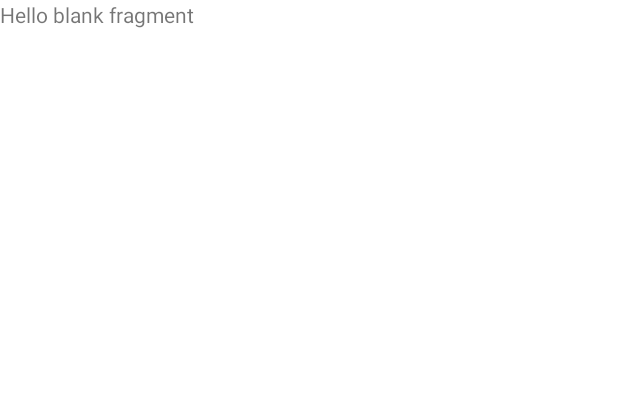
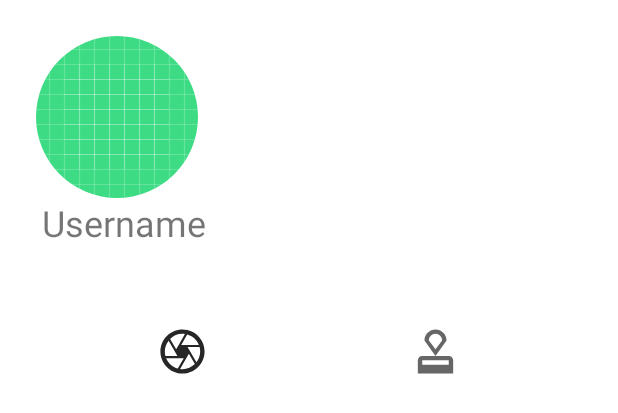
Before and after one commit to Thigraa/ShotSpot, an Android app: the layout fragment_profile.xml on its own in the app's theme, with its tools: preview values and no code run, on a phone screen of 412 x 824 dp. Shown: the top 413 px of the screen. Run offline under Robolectric (Android 15) with nearby library versions, the phone set to English and light mode, and no system bars.

Commit message:
Create all the Fragments for the ProfileFragment and The menu and navigationMenu
Add getByUserId method on Spot_CRUD and getLikes on the Like_CRUD

```diff
--- a/app/src/main/java/com/shotspot/MainActivity.java
+++ b/app/src/main/java/com/shotspot/MainActivity.java
@@ -14,6 +14,7 @@ import com.google.android.material.bottomnavigation.BottomNavigationView;
 import com.shotspot.database.DatabaseConnection;
 import com.shotspot.fragments.HomeFragment;
 import com.shotspot.fragments.LoginFragment;
+import com.shotspot.fragments.ProfileFragment;
 import com.shotspot.fragments.RegisterFragment;
 import com.shotspot.fragments.WelcomeFragment;
 import com.shotspot.helper.Encryptor;
@@ -40,7 +41,7 @@ public class MainActivity extends AppCompatActivity {
             replaceFragment(fragment);
         }
         else{
-            fragment = new HomeFragment();
+            fragment = new ProfileFragment();
             replaceFragment(fragment);
 
         }
--- /dev/null
+++ b/app/src/main/res/drawable/ic_baseline_approval_24.xml
@@ -0,0 +1,10 @@
+<vector xmlns:android="http://schemas.android.com/apk/res/android"
+    android:width="24dp"
+    android:height="24dp"
+    android:viewportWidth="24"
+    android:viewportHeight="24"
+    android:tint="?attr/colorControlNormal">
+  <path
+      android:fillColor="@android:color/white"
+      android:pathData="M4,16v6h16v-6c0,-1.1 -0.9,-2 -2,-2L6,14c-1.1,0 -2,0.9 -2,2zM18,18L6,18v-2h12v2zM12,2C9.24,2 7,4.24 7,7l5,7 5,-7c0,-2.76 -2.24,-5 -5,-5zM12,11L9,7c0,-1.66 1.34,-3 3,-3s3,1.34 3,3l-3,4z"/>
+</vector>
--- a/app/src/main/res/layout/fragment_profile.xml
+++ b/app/src/main/res/layout/fragment_profile.xml
@@ -1,14 +1,56 @@
 <?xml version="1.0" encoding="utf-8"?>
-<FrameLayout xmlns:android="http://schemas.android.com/apk/res/android"
+<RelativeLayout xmlns:android="http://schemas.android.com/apk/res/android"
     xmlns:tools="http://schemas.android.com/tools"
     android:layout_width="match_parent"
     android:layout_height="match_parent"
     tools:context=".fragments.ProfileFragment">
 
     <!-- TODO: Update blank fragment layout -->
-    <TextView
+    <LinearLayout
+        android:id="@+id/profileLayout"
         android:layout_width="match_parent"
-        android:layout_height="match_parent"
-        android:text="@string/hello_blank_fragment" />
+        android:layout_height="wrap_content"
+        android:orientation="vertical">
+        <LinearLayout
+            android:layout_width="wrap_content"
+            android:layout_height="wrap_content"
+            android:layout_marginHorizontal="24sp"
+            android:layout_marginTop="24sp"
+            android:orientation="vertical"
+            tools:ignore="UselessParent">
 
-</FrameLayout>
+            <de.hdodenhof.circleimageview.CircleImageView
+                android:id="@+id/profileUserCircleImage"
+                android:layout_width="wrap_content"
+                android:layout_height="wrap_content"
+                android:src="@drawable/ic_launcher_background"
+
+                android:minHeight="100sp"
+                android:minWidth="100sp">
+
+            </de.hdodenhof.circleimageview.CircleImageView>
+
+            <TextView
+                android:id="@+id/profileUsernameTextView"
+                android:layout_width="wrap_content"
+                android:layout_height="wrap_content"
+                android:gravity="center"
+                android:layout_marginHorizontal="4sp"
+                android:layout_marginBottom="42sp"
+                android:textSize="24sp"
+                tools:text="Username">
+
+            </TextView>
+
+        </LinearLayout>
+
+        <include layout="@layout/profile_spots_navigation"/>
+    </LinearLayout>
+    <FrameLayout
+        android:id="@+id/profileSpots"
+        android:layout_below="@id/profileLayout"
+        android:layout_width="match_parent"
+        android:layout_height="wrap_content">
+    </FrameLayout>
+
+</RelativeLayout>
--- a/app/src/main/res/layout/item_recycler_home.xml
+++ b/app/src/main/res/layout/item_recycler_home.xml
@@ -50,4 +50,5 @@
         app:setAutoPlay="false"
         app:size="10" />
 
+
 </androidx.constraintlayout.widget.ConstraintLayout>
--- /dev/null
+++ b/app/src/main/res/layout/profile_spots_navigation.xml
@@ -0,0 +1,21 @@
+<?xml version="1.0" encoding="utf-8"?>
+<androidx.constraintlayout.widget.ConstraintLayout
+    xmlns:android="http://schemas.android.com/apk/res/android"
+    xmlns:app="http://schemas.android.com/apk/res-auto"
+    android:layout_width="match_parent"
+    android:layout_height="match_parent">
+
+    <com.google.android.material.bottomnavigation.BottomNavigationView
+        android:layout_width="match_parent"
+        android:layout_height="wrap_content"
+        android:backgroundTint="?attr/bgColor"
+        app:itemIconSize="35dp"
+        app:labelVisibilityMode="unlabeled"
+        app:layout_constraintBottom_toBottomOf="parent"
+        app:layout_constraintEnd_toEndOf="parent"
+        app:layout_constraintStart_toStartOf="parent"
+        app:menu="@menu/profile_spot_navigation_menu">
+
+    </com.google.android.material.bottomnavigation.BottomNavigationView>
+
+</androidx.constraintlayout.widget.ConstraintLayout>
--- /dev/null
+++ b/app/src/main/res/menu/profile_spot_navigation_menu.xml
@@ -0,0 +1,7 @@
+<?xml version="1.0" encoding="utf-8"?>
+<menu xmlns:android="http://schemas.android.com/apk/res/android">
+    <item android:title="MySpots"
+        android:icon="@drawable/ic_outline_camera_24"/>
+    <item android:title="Liked"
+        android:icon="@drawable/ic_baseline_approval_24"/>
+</menu>
```
Also changed, not shown: app/src/main/java/com/shotspot/database/Like_CRUD.java (+24 -0 lines), app/src/main/java/com/shotspot/database/Spot_CRUD.java (+58 -0 lines), app/src/main/java/com/shotspot/fragments/LikedSpotsFragment.java (added, +50 -0 lines), app/src/main/java/com/shotspot/fragments/MySpotsFragment.java (added, +46 -0 lines), app/src/main/java/com/shotspot/fragments/ProfileFragment.java (+10 -1 lines), app/src/main/java/com/shotspot/model/Person.java (+25 -0 lines), app/src/main/res/drawable/ic_baseline_thumb_up_24.xml (added, +10 -0 lines), app/src/main/res/layout/fragment_liked_spots.xml (added, +14 -0 lines), app/src/main/res/layout/fragment_my_spots.xml (added, +14 -0 lines).
